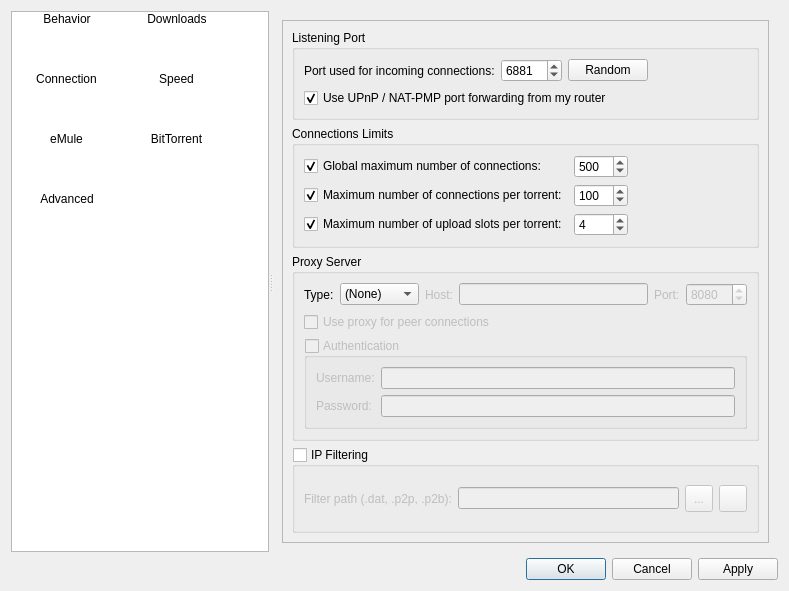
The window that src/preferences/options.ui (qmule/qmule) describes before a commit, drawn with Qt 5.
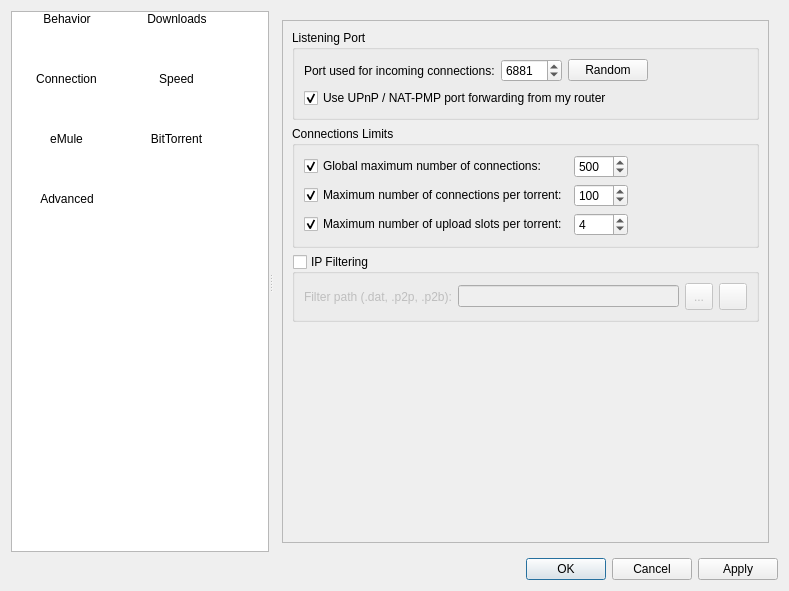
The same window after the commit. The open tabs and pages were chosen to show the change. Icons and pictures are not drawn.

Patch:
```diff
--- a/src/preferences/options.ui
+++ b/src/preferences/options.ui
@@ -908,8 +908,8 @@
             <rect>
              <x>0</x>
              <y>0</y>
-             <width>427</width>
-             <height>512</height>
+             <width>504</width>
+             <height>404</height>
             </rect>
            </property>
            <layout class="QVBoxLayout" name="verticalLayout_20">
@@ -1097,180 +1097,6 @@
               </layout>
              </widget>
             </item>
-            <item>
-             <widget class="QGroupBox" name="groupProxy">
-              <property name="enabled">
-               <bool>true</bool>
-              </property>
-              <property name="title">
-               <string>Proxy Server</string>
-              </property>
-              <layout class="QVBoxLayout" name="verticalLayout_29">
-               <item>
-                <layout class="QHBoxLayout" name="_2">
-                 <item>
-                  <widget class="QLabel" name="ProxyType_lbl">
-                   <property name="text">
-                    <string>Type:</string>
-                   </property>
-                  </widget>
-                 </item>
-                 <item>
-                  <widget class="QComboBox" name="comboProxyType">
-                   <item>
-                    <property name="text">
-                     <string>(None)</string>
-                    </property>
-                   </item>
-                   <item>
-                    <property name="text">
-                     <string>SOCKS4</string>
-                    </property>
-                   </item>
-                   <item>
-                    <property name="text">
-                     <string>SOCKS5</string>
-                    </property>
-                   </item>
-                   <item>
-                    <property name="text">
-                     <string>HTTP</string>
-                    </property>
-                   </item>
-                  </widget>
-                 </item>
-                 <item>
-                  <widget class="QLabel" name="lblProxyIP">
-                   <property name="enabled">
-                    <bool>false</bool>
-                   </property>
-                   <property name="text">
-                    <string>Host:</string>
-                   </property>
-                  </widget>
-                 </item>
-                 <item>
-                  <widget class="QLineEdit" name="textProxyIP">
-                   <property name="enabled">
-                    <bool>false</bool>
-                   </property>
-                   <property name="text">
-                    <string/>
-                   </property>
-                   <property name="maxLength">
-                    <number>75</number>
-                   </property>
-                   <property name="echoMode">
-                    <enum>QLineEdit::Normal</enum>
-                   </property>
-                  </widget>
-                 </item>
-                 <item>
-                  <widget class="QLabel" name="lblProxyPort">
-                   <property name="enabled">
-                    <bool>false</bool>
-                   </property>
-                   <property name="text">
-                    <string>Port:</string>
-                   </property>
-                  </widget>
-                 </item>
-                 <item>
-                  <widget class="QSpinBox" name="spinProxyPort">
-                   <property name="enabled">
-                    <bool>false</bool>
-                   </property>
-                   <property name="minimum">
-                    <number>1</number>
-                   </property>
-                   <property name="maximum">
-                    <number>65535</number>
-                   </property>
-                   <property name="value">
-                    <number>8080</number>
-                   </property>
-                  </widget>
-                 </item>
-                </layout>
-               </item>
-               <item>
-                <widget class="QCheckBox" name="checkProxyPeerConnecs">
-                 <property name="enabled">
-                  <bool>false</bool>
-                 </property>
-                 <property name="toolTip">
-                  <string>Otherwise, the proxy server is only used for tracker connections</string>
-                 </property>
-                 <property name="text">
-                  <string>Use proxy for peer connections</string>
-                 </property>
-                </widget>
-               </item>
-               <item>
-                <widget class="QGroupBox" name="checkProxyAuth">
-                 <property name="enabled">
-                  <bool>false</bool>
-                 </property>
-                 <property name="title">
-                  <string>Authentication</string>
-                 </property>
-                 <property name="checkable">
-                  <bool>true</bool>
-                 </property>
-                 <property name="checked">
-                  <bool>false</bool>
-                 </property>
-                 <layout class="QVBoxLayout" name="verticalLayout_24">
-                  <item>
-                   <layout class="QGridLayout" name="gridLayout_12">
-                    <item row="0" column="0">
-                     <widget class="QLabel" name="lblProxyUsername">
-                      <property name="text">
-                       <string>Username:</string>
-                      </property>
-                     </widget>
-                    </item>
-                    <item row="0" column="1">
-                     <widget class="QLineEdit" name="textProxyUsername">
-                      <property name="text">
-                       <string/>
-                      </property>
-                      <property name="maxLength">
-                       <number>1000</number>
-                      </property>
-                      <property name="echoMode">
-                       <enum>QLineEdit::Normal</enum>
-                      </property>
-                     </widget>
-                    </item>
-                    <item row="1" column="0">
-                     <widget class="QLabel" name="lblProxyPassword">
-                      <property name="text">
-                       <string>Password:</string>
-                      </property>
-                     </widget>
-                    </item>
-                    <item row="1" column="1">
-                     <widget class="QLineEdit" name="textProxyPassword">
-                      <property name="text">
-                       <string/>
-                      </property>
-                      <property name="maxLength">
-                       <number>1000</number>
-                      </property>
-                      <property name="echoMode">
-                       <enum>QLineEdit::Password</enum>
-                      </property>
-                     </widget>
-                    </item>
-                   </layout>
-                  </item>
-                 </layout>
-                </widget>
-               </item>
-              </layout>
-             </widget>
-            </item>
             <item>
              <widget class="QGroupBox" name="checkIPFilter">
               <property name="title">
@@ -1331,6 +1157,19 @@
               </layout>
              </widget>
             </item>
+            <item>
+             <spacer name="verticalSpacer">
+              <property name="orientation">
+               <enum>Qt::Vertical</enum>
+              </property>
+              <property name="sizeHint" stdset="0">
+               <size>
+                <width>20</width>
+                <height>40</height>
+               </size>
+              </property>
+             </spacer>
+            </item>
            </layout>
           </widget>
          </widget>
```
Left out of the diff: 20 changed lines with no effect on the pictures.
